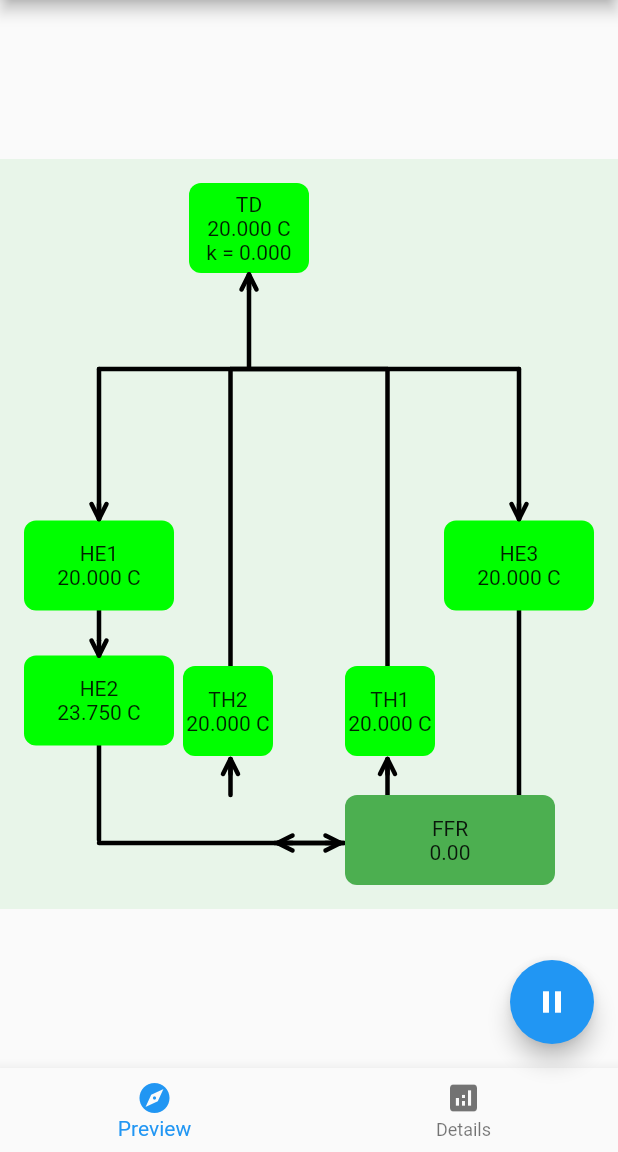
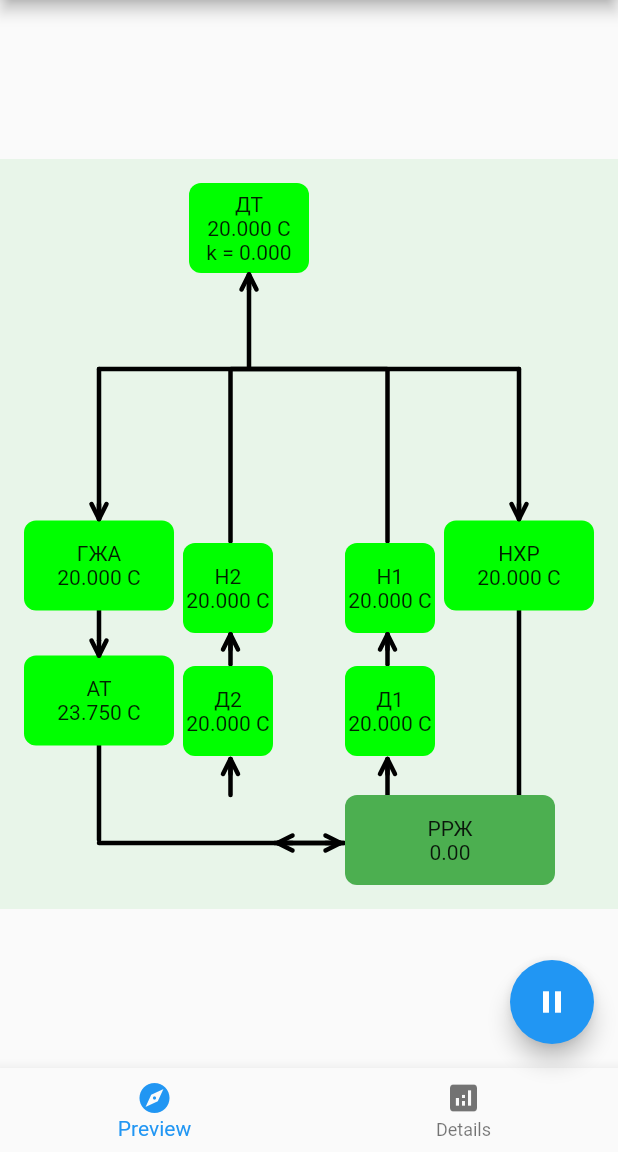
Before and after one commit to Toxenson/model-of-system, a Flutter app: the screen it shows after launch, after a tap on "Start", on a phone screen of 412 x 824 dp, the part 84-1236 px from its top. Run offline on Flutter 3.47's test engine with Material 2 defaults, Android fonts, the phone set to English and light mode, and no system bars; our stand-ins replace timer_builder.

Commit message:
added pumps

```diff
--- a/lib/home.dart
+++ b/lib/home.dart
@@ -23,7 +23,7 @@ class HomeScreen extends StatelessWidget {
               onPressed: () {
                 final manager =
                     Provider.of<ModelManager>(context, listen: false);
-                final model = Model(manager: manager);
+                final model = ModelKnr(manager: manager);
                 manager.setModel(model);
                 manager.restartModel();
                 manager.playModel();
--- a/lib/model/heat_exchanger.dart
+++ b/lib/model/heat_exchanger.dart
@@ -3,19 +3,19 @@ import '../model/model_base_classes.dart';
 import 'package:timer_builder/timer_builder.dart';
 
 class HeatExchanger extends StatelessWidget implements Blocks, CanUpdatePipes {
-  HeatExchanger(
-      {Key? key,
+  HeatExchanger({
+    Key? key,
     required String name,
     required double alf,
     required double beta,
     required this.pressure,
     required this.temperature,
     required this.mass,
-      this.outsideTemperature = 80})
-      : _alf = alf,
+    this.outsideTemperature = 80,
+  })  : _alf = alf,
         _beta = beta,
         _name = name,
-        _color = _setColor(temperature),
+        _color = setColorOfTemperature(temperature),
         super(key: key);
 
   final String _name;
@@ -35,7 +35,7 @@ class HeatExchanger extends StatelessWidget implements Blocks, CanUpdatePipes {
     //     Blocks.dt, liquid!.mass, liquid!.temperature, _alf);
     // temperature = findTempForHE(_beta, outsideTemperature, Blocks.dt,
     //     liquid!.mass, liquid!.temperature);
-    _color = _setColor(temperature);
+    _color = setColorOfTemperature(temperature);
   }
 
   @override
@@ -84,14 +84,3 @@ class HeatExchanger extends StatelessWidget implements Blocks, CanUpdatePipes {
 //     pipe.mass = mass;
 //   }
 }
-
-Color _setColor(double temp) {
-  if (temp <= 40) {
-    return const Color.fromRGBO(0, 255, 0, 1);
-  }
-  if ((temp > 40) && (temp < 80)) {
-    return const Color.fromRGBO(255, 255, 0, 1);
-  } else {
-    return const Color.fromRGBO(255, 0, 0, 1);
-  }
-}
--- a/lib/model/model.dart
+++ b/lib/model/model.dart
@@ -1,23 +1,36 @@
 import 'package:flutter/material.dart';
 import 'package:nir/model/model_manager.dart';
+import 'package:nir/model/pump.dart';
 import 'package:nir/painting/arrows.dart';
 import '../model/models.dart';
 
-class Model {
+class ModelKnr {
   ModelManager? manager;
 
-  static final Model _instance = Model._();
-  Model._();
-  factory Model({ModelManager? manager}) {
+  static final ModelKnr _instance = ModelKnr._();
+  ModelKnr._();
+  factory ModelKnr({ModelManager? manager}) {
     _instance.manager = manager;
     return _instance;
   }
 
+  final pu1 = Pump(
+      name: 'Н1',
+      pressure: 2000,
+      temperature: 20,
+      mass: 20,
+      deltaPressure: 400);
+  final pu2 = Pump(
+      name: 'Н2',
+      pressure: 2000,
+      temperature: 20,
+      mass: 20,
+      deltaPressure: 400);
   final ffr = FluidFlowRegulator(
-    name: 'FFR',
+    name: 'РРЖ',
   );
   final he1 = HeatExchanger(
-    name: 'HE1',
+    name: 'ГЖА',
     alf: 5,
     beta: 5,
     mass: 20,
@@ -26,7 +39,7 @@ class Model {
     outsideTemperature: 50,
   );
   final he2 = HeatExchanger(
-    name: 'HE2',
+    name: 'АТ',
     alf: 5,
     beta: 5,
     mass: 20,
@@ -35,7 +48,7 @@ class Model {
     outsideTemperature: 70,
   );
   final he3 = HeatExchanger(
-    name: 'HE3',
+    name: 'НХР',
     alf: 5,
     beta: 5,
     mass: 20,
@@ -44,7 +57,7 @@ class Model {
     outsideTemperature: -10,
   );
   final td = TemperatureDetector(
-    name: 'TD',
+    name: 'ДТ',
     requiredTemperatureMin: 20,
     requiredTemperatureMax: 60,
     koefOfTransit: 0,
@@ -53,14 +66,14 @@ class Model {
     pressure: 2000,
   );
   final th1 = Throttle(
-    name: 'TH1',
+    name: 'Д1',
     acceptablePressure: 2000,
     mass: 20,
     temperature: 20,
     pressure: 2000,
   );
   final th2 = Throttle(
-    name: 'TH2',
+    name: 'Д2',
     acceptablePressure: 2000,
     mass: 20,
     temperature: 20,
@@ -73,42 +86,72 @@ class Model {
       mass: 20,
       temperature: 20,
       pressure: 2000,
+      koefPressure: 0.2,
+      lenght: 20,
     ),
     Pipe(
       name: 'Pipe2',
       mass: 20,
       temperature: 20,
       pressure: 2000,
+      koefPressure: 0.2,
+      lenght: 20,
     ),
     Pipe(
       name: 'Pipe3',
       mass: 20,
       temperature: 20,
       pressure: 2000,
+      koefPressure: 0.2,
+      lenght: 20,
     ),
     Pipe(
       name: 'Pipe4',
       mass: 20,
       temperature: 20,
       pressure: 2000,
+      koefPressure: 0.2,
+      lenght: 20,
     ),
     Pipe(
       name: 'Pipe5',
       mass: 20,
       temperature: 20,
       pressure: 2000,
+      koefPressure: 0.2,
+      lenght: 20,
     ),
     Pipe(
       name: 'Pipe6',
       mass: 20,
       temperature: 20,
       pressure: 2000,
+      koefPressure: 0.2,
+      lenght: 20,
     ),
     Pipe(
       name: 'Pipe7',
       mass: 20,
       temperature: 20,
       pressure: 2000,
+      koefPressure: 0.2,
+      lenght: 20,
+    ),
+    Pipe(
+      name: 'Pipe8',
+      mass: 20,
+      temperature: 20,
+      pressure: 2000,
+      koefPressure: 0.2,
+      lenght: 20,
+    ),
+    Pipe(
+      name: 'Pipe9',
+      mass: 20,
+      temperature: 20,
+      pressure: 2000,
+      koefPressure: 0.2,
+      lenght: 20,
     ),
   ];
 
@@ -118,12 +161,16 @@ class Model {
       mass: 20,
       temperature: 20,
       pressure: 2000,
+      koefPressure: 0.2,
+      lenght: 20,
     );
     pipes[4] = Pipe(
       name: 'Pipe1',
       mass: 20,
       temperature: 20,
       pressure: 2000,
+      koefPressure: 0.2,
+      lenght: 20,
     );
   }
 
@@ -132,32 +179,34 @@ class Model {
     double t = 0;
     double dt_seted = 0.5;
     Blocks.dt = dt_seted;
-    // final broadcastStreem =
-    // ffr.outputLiquid1 = pipes[0].liquid;
-    // ffr.outputLiquid2 = pipes[0].liquid;
     while (manager!.play) {
-      pipes[0].blockUpdate(th1);
-      pipes[4].blockUpdate(th2);
-      print(he1.runtimeType);
+      pipes[4].blockUpdate(th1);
+      pipes[0].blockUpdate(th2);
 
-      th1.pipesUpdate([pipes[1]]);
-      th2.pipesUpdate([pipes[5]]);
+      th1.pipesUpdate([pipes[5]]);
+      th2.pipesUpdate([pipes[1]]);
 
-      pipes[1].blockUpdate(td);
+      pipes[5].blockUpdate(pu1);
+      pipes[1].blockUpdate(pu2);
+
+      pu1.pipesUpdate([pipes[6]]);
+      pu2.pipesUpdate([pipes[2]]);
+
+      pipes[6].blockUpdate(td);
       td.updateFFR(ffr);
 
-      pipes[1].blockUpdate(he1);
-      pipes[5].blockUpdate(he3);
+      pipes[6].blockUpdate(he1);
+      pipes[2].blockUpdate(he3);
 
-      he1.pipesUpdate([pipes[2]]);
-      he3.pipesUpdate([pipes[6]]);
+      he1.pipesUpdate([pipes[7]]);
+      he3.pipesUpdate([pipes[3]]);
 
-      pipes[2].blockUpdate(he2);
+      pipes[7].blockUpdate(he2);
 
-      he2.pipesUpdate([pipes[3]]);
+      he2.pipesUpdate([pipes[8]]);
 
       // ffr.updateState([pipes[3], pipes[6]]);
-      ffr.pipesUpdate([pipes[3], pipes[6], pipes[0], pipes[4]]);
+      ffr.pipesUpdate([pipes[8], pipes[3], pipes[4], pipes[0]]);
       var dt = await Future<double>.delayed(
         Duration(milliseconds: Blocks.dt * 1000 ~/ 1),
         () => dt_seted,
--- a/lib/model/model_base_classes.dart
+++ b/lib/model/model_base_classes.dart
@@ -1,3 +1,5 @@
+import 'package:flutter/cupertino.dart';
+
 double findTempForHE(double beta, double outsideTemperature, double dt,
         double mass, double temperature) =>
     beta * outsideTemperature * dt / mass -
@@ -21,6 +23,7 @@ abstract class Pipes {
   double pressure = 0.0;
   double temperature = 0.0;
   double mass = 0.0;
+  double koefPressure = 0.2;
 }
 
 abstract class CanUpdatePipes {
@@ -54,6 +57,20 @@ class Liquid {
   double mass;
   double temperature;
   double pressure;
+}
+
+Color setColorOfTemperature(double temp) {
+  if (temp <= 0) {
+    return const Color.fromRGBO(0, 180, 255, 1);
+  }
+  if ((temp > 0) && (temp <= 40)) {
+    return const Color.fromRGBO(0, 255, 0, 1);
+  }
+  if ((temp > 40) && (temp < 80)) {
+    return const Color.fromRGBO(255, 255, 0, 1);
+  } else {
+    return const Color.fromRGBO(255, 0, 0, 1);
+  }
 }
 
 // class Pipe implements Pipes, CanUpdateBlocks {
--- a/lib/model/model_manager.dart
+++ b/lib/model/model_manager.dart
@@ -2,14 +2,14 @@ import 'package:flutter/material.dart';
 import 'package:nir/model/model.dart';
 
 class ModelManager extends ChangeNotifier {
-  Model _model = Model();
+  ModelKnr _model = ModelKnr();
   bool _play = true;
 
-  setModel(Model model) => _model = model;
-  Model get model => _model;
+  setModel(ModelKnr model) => _model = model;
+  ModelKnr get model => _model;
   bool get play => _play;
 
-  void updateModel(Model model) {
+  void updateModel(ModelKnr model) {
     _model = model;
     notifyListeners();
   }
--- a/lib/model/pipe.dart
+++ b/lib/model/pipe.dart
@@ -3,12 +3,17 @@ import '../model/model_base_classes.dart';
 class Pipe implements Pipes, CanUpdateBlocks {
   Pipe({
     required String name,
+    required double lenght,
+    required this.koefPressure,
     required this.pressure,
     required this.temperature,
     required this.mass,
-  }) : _name = name;
+  })  : _lenght = lenght,
+        _name = name;
 
   final String _name;
+  final double _lenght;
+  double koefPressure;
   double pressure;
   double temperature;
   double mass;
@@ -22,7 +27,7 @@ class Pipe implements Pipes, CanUpdateBlocks {
 
   @override
   void blockUpdate(Blocks block) {
-    block.pressure = pressure;
+    block.pressure = pressure - _lenght * koefPressure;
     block.temperature = temperature;
     block.mass = mass;
     block.updateState();
--- /dev/null
+++ b/lib/model/pump.dart
@@ -0,0 +1,64 @@
+import 'package:flutter/material.dart';
+import '../model/model_base_classes.dart';
+import 'package:timer_builder/timer_builder.dart';
+
+class Pump extends StatelessWidget implements Blocks, CanUpdatePipes {
+  Pump({
+    Key? key,
+    required String name,
+    required this.pressure,
+    required this.temperature,
+    required this.mass,
+    required this.deltaPressure,
+  })  : _name = name,
+        _color = setColorOfTemperature(temperature),
+        super(key: key);
+
+  final String _name;
+  double koef = 0;
+  double deltaPressure;
+  double mass;
+  double outsideTemperature = 80;
+  double pressure;
+  double temperature;
+  Color _color;
+
+  @override
+  Widget build(BuildContext context) {
+    return TimerBuilder.periodic(
+      Duration(milliseconds: Blocks.dtForUpdateWidgets),
+      builder: (context) {
+        return Container(
+          decoration: BoxDecoration(
+              color: _color,
+              borderRadius: const BorderRadius.all(Radius.circular(8.0))),
+          width: 60,
+          height: 60,
+          child: Column(
+            mainAxisAlignment: MainAxisAlignment.center,
+            children: [
+              Text(_name),
+              Text('${temperature.toStringAsFixed(3)} C')
+            ],
+          ),
+        );
+      },
+    );
+  }
+
+  @override
+  String get name => _name;
+
+  @override
+  void pipesUpdate(List<Pipes> pipes) {
+    var pipe = pipes[0];
+    pipe.pressure = pressure + deltaPressure;
+    pipe.temperature = temperature;
+    pipe.mass = mass;
+  }
+
+  @override
+  void updateState() {
+    _color = setColorOfTemperature(temperature);
+  }
+}
--- a/lib/model/temperature_detector.dart
+++ b/lib/model/temperature_detector.dart
@@ -18,7 +18,7 @@ class TemperatureDetector extends StatelessWidget implements Blocks {
   })  : _name = name,
         _koefOfTransit = koefOfTransit,
         koef = koefOfTransit,
-        _color = _setColor(temperature),
+        _color = setColorOfTemperature(temperature),
         super(key: key);
 
   final String _name;
@@ -43,7 +43,7 @@ class TemperatureDetector extends StatelessWidget implements Blocks {
   void updateState() {
     calculateNewKoef();
     updateFFR(ffr!);
-    _color = _setColor(temperature);
+    _color = setColorOfTemperature(temperature);
   }
 
   void calculateNewKoef() {
@@ -51,11 +51,13 @@ class TemperatureDetector extends StatelessWidget implements Blocks {
     delta = (delta == 0) ? 1 : delta;
     _koefOfTransit = _storedKoefOfTransit;
     double speed = 0.99 / counterMax;
+    final random = Random();
+    final koef = 0.00;
     print('delta $delta');
     print('temperature $temperature');
     print('storedTemperature $storedTemperature');
     if ((temperature > requiredTemperatureMax) && (delta == 1)) {
-      _koefOfTransit = speed * counter;
+      _koefOfTransit = speed * counter + random.nextDouble() * koef;
       counter += 1;
       if (counter > counterMax) {
         counter = counterMax;
@@ -64,7 +66,7 @@ class TemperatureDetector extends StatelessWidget implements Blocks {
       return;
     }
     if ((temperature > requiredTemperatureMin) && (delta == -1)) {
-      _koefOfTransit = speed * counter;
+      _koefOfTransit = speed * counter + random.nextDouble() * koef;
       counter += 1;
       if (counter > counterMax) {
         counter = counterMax;
@@ -73,19 +75,21 @@ class TemperatureDetector extends StatelessWidget implements Blocks {
       return;
     }
     if ((temperature < requiredTemperatureMin) && (delta == -1)) {
-      _koefOfTransit = speed * counter;
+      _koefOfTransit = speed * counter + random.nextDouble() * koef;
       counter -= 1;
       if (counter < 0) {
         counter = 0;
+        // _koefOfTransit = 0;
       }
       storedTemperature = temperature;
       return;
     }
     if ((temperature < requiredTemperatureMax) && (delta == 1)) {
-      _koefOfTransit = speed * counter;
+      _koefOfTransit = speed * counter + random.nextDouble() * koef;
       counter -= 1;
       if (counter < 0) {
         counter = 0;
+        // _koefOfTransit = 0;
       }
       storedTemperature = temperature;
       return;
@@ -118,14 +122,3 @@ class TemperatureDetector extends StatelessWidget implements Blocks {
     });
   }
 }
-
-Color _setColor(double temp) {
-  if (temp <= 40.0) {
-    return const Color.fromRGBO(0, 255, 0, 1);
-  }
-  if ((temp > 40.0) && (temp < 80.0)) {
-    return const Color.fromRGBO(255, 255, 0, 1);
-  } else {
-    return const Color.fromRGBO(255, 0, 0, 1);
-  }
-}
--- a/lib/model/throttle.dart
+++ b/lib/model/throttle.dart
@@ -15,7 +15,7 @@ class Throttle extends StatelessWidget implements Blocks, CanUpdatePipes {
         _name = name,
         pressure = findPressForTH(pressure, acceptablePressure),
         temperature = findTempForTH(temperature, pressure, acceptablePressure),
-        _color = _setColor(temperature),
+        _color = setColorOfTemperature(temperature),
         super(key: key);
 
   final double _acceptablePressure;
@@ -32,7 +32,7 @@ class Throttle extends StatelessWidget implements Blocks, CanUpdatePipes {
     pressure = findPressForTH(pressure, _acceptablePressure);
     temperature = findTempForTH(temperature, pressure, _acceptablePressure);
     mass = mass;
-    _color = _setColor(temperature);
+    _color = setColorOfTemperature(temperature);
   }
 
   @override
@@ -65,14 +65,3 @@ class Throttle extends StatelessWidget implements Blocks, CanUpdatePipes {
   @override
   String get name => _name;
 }
-
-Color _setColor(double temp) {
-  if (temp <= 40) {
-    return const Color.fromRGBO(0, 255, 0, 1);
-  }
-  if ((temp > 40) && (temp < 80)) {
-    return const Color.fromRGBO(255, 255, 0, 1);
-  } else {
-    return const Color.fromRGBO(255, 0, 0, 1);
-  }
-}
--- a/lib/screens/model_home_screen.dart
+++ b/lib/screens/model_home_screen.dart
@@ -11,7 +11,7 @@ class ModelHomeScreen extends StatefulWidget {
     required this.manager,
   }) : super(key: key);
 
-  final Function(Model) onCreate;
+  final Function(ModelKnr) onCreate;
   final ModelManager manager;
 
   @override
--- a/lib/screens/model_preview_screen.dart
+++ b/lib/screens/model_preview_screen.dart
@@ -20,8 +20,8 @@ class ModelPreviewScreen extends StatefulWidget {
 class _ModelPreviewScreenState extends State<ModelPreviewScreen> {
   @override
   Widget build(BuildContext context) {
-    Model model = widget.manager.model;
-    List<double> sizes = [
+    ModelKnr modelKNR = widget.manager.model;
+    List<double> sizesKNR = [
       16,
       600,
       500,
@@ -35,21 +35,21 @@ class _ModelPreviewScreenState extends State<ModelPreviewScreen> {
       60,
     ];
 
-    final inside = insideContour(sizes, model);
-    final outside = outsideContour(sizes, model);
+    final inside = insideContourKNR(sizesKNR, modelKNR);
+    final outside = outsideContourKNR(sizesKNR, modelKNR);
     return Center(
       child: Container(
-        height: sizes[2],
-        width: sizes[1],
+        height: sizesKNR[2],
+        width: sizesKNR[1],
         color: Colors.green[50],
         child: Stack(
           children: inside +
               outside +
               [
                 Positioned(
-                  bottom: sizes[0],
-                  left: sizes[1] / 2 - sizes[3] / 2,
-                  child: model.ffr,
+                  bottom: sizesKNR[0],
+                  left: sizesKNR[1] / 2 - sizesKNR[3] / 2,
+                  child: modelKNR.ffr,
                 )
               ],
         ),
@@ -116,7 +116,7 @@ class HorizontalStick extends CustomPainter {
   bool shouldRepaint(covariant CustomPainter oldDelegate) => false;
 }
 
-List<Widget> insideContour(List<double> sizes, model) {
+List<Widget> insideContourKNR(List<double> sizes, model) {
   double? edgeInsert = sizes[0];
   double? widthCanvas = sizes[1];
   double? heightCanvas = sizes[2];
@@ -232,9 +232,30 @@ List<Widget> insideContour(List<double> sizes, model) {
     ),
     Positioned(
       left: widthCanvas / 2 - widthFfr / 3,
-      bottom: heightFfr + heightTh + edgeInsert + 26,
+      bottom: heightFfr + heightTh + heightTh + 65,
       child: SizedBox(
-        height: 198,
+        height: 114,
+        width: 10,
+        child: CustomPaint(
+          foregroundPainter: VerticalStick(),
+        ),
+      ),
+    ),
+    Positioned(
+      bottom: heightFfr + edgeInsert + heightTh + 48,
+      left: widthCanvas / 2 - widthFfr / 2,
+      child: model.pu1,
+    ),
+    Positioned(
+      left: widthCanvas / 2 - widthFfr / 3,
+      bottom: heightFfr + edgeInsert + heightTh + 37,
+      child: Arrow(side: Side.up),
+    ),
+    Positioned(
+      left: widthCanvas / 2 - widthFfr / 3,
+      bottom: heightFfr + edgeInsert + heightTh + 27,
+      child: SizedBox(
+        height: 20,
         width: 10,
         child: CustomPaint(
           foregroundPainter: VerticalStick(),
@@ -265,7 +286,7 @@ List<Widget> insideContour(List<double> sizes, model) {
   ];
 }
 
-List<Widget> outsideContour(List<double> sizes, model) {
+List<Widget> outsideContourKNR(List<double> sizes, model) {
   double? edgeInsert = sizes[0];
   double? widthCanvas = sizes[1];
   double? heightCanvas = sizes[2];
@@ -339,9 +360,30 @@ List<Widget> outsideContour(List<double> sizes, model) {
     ),
     Positioned(
       right: widthCanvas / 2 - widthFfr / 3,
-      bottom: heightFfr + heightTh + edgeInsert + 26,
+      bottom: heightFfr + heightTh + heightTh + 65,
       child: SizedBox(
-        height: 198,
+        height: 114,
+        width: 10,
+        child: CustomPaint(
+          foregroundPainter: VerticalStick(),
+        ),
+      ),
+    ),
+    Positioned(
+      bottom: heightFfr + edgeInsert + heightTh + 48,
+      right: widthCanvas / 2 - widthFfr / 2,
+      child: model.pu2,
+    ),
+    Positioned(
+      right: widthCanvas / 2 - widthFfr / 3,
+      bottom: heightFfr + edgeInsert + heightTh + 37,
+      child: Arrow(side: Side.up),
+    ),
+    Positioned(
+      right: widthCanvas / 2 - widthFfr / 3,
+      bottom: heightFfr + edgeInsert + heightTh + 27,
+      child: SizedBox(
+        height: 20,
         width: 10,
         child: CustomPaint(
           foregroundPainter: VerticalStick(),
```
Also changed, not shown: lib/model/fluid_flow_regulator.dart (+9 -0 lines). Lines whose indentation alone changed are shown as unchanged.
